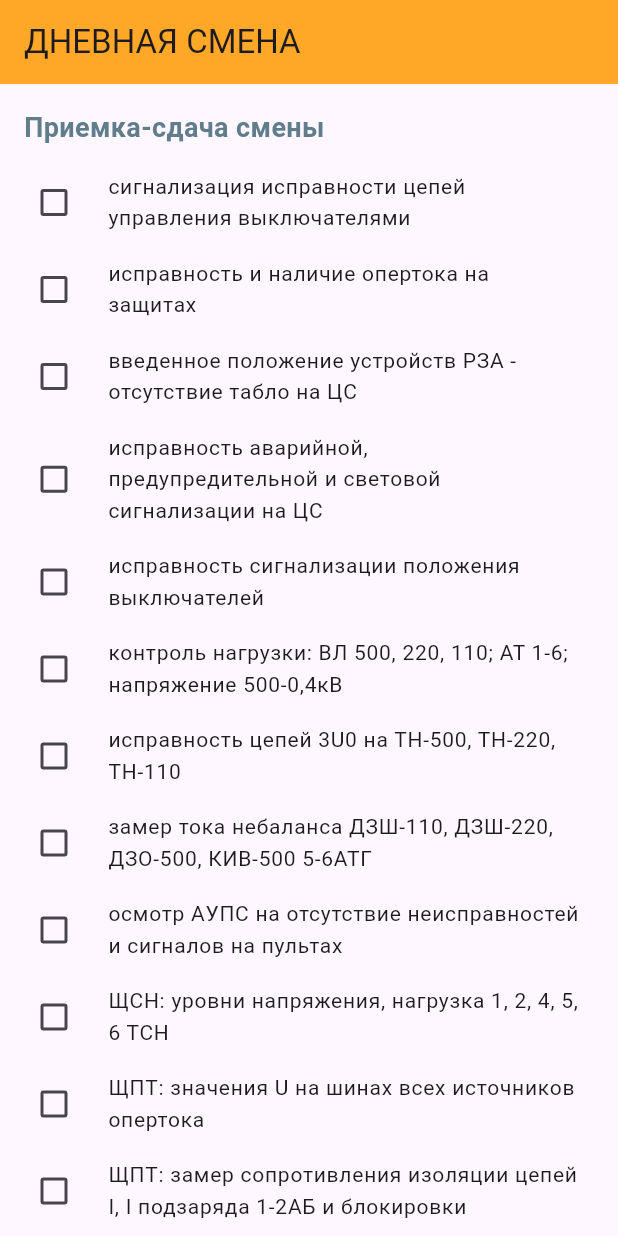
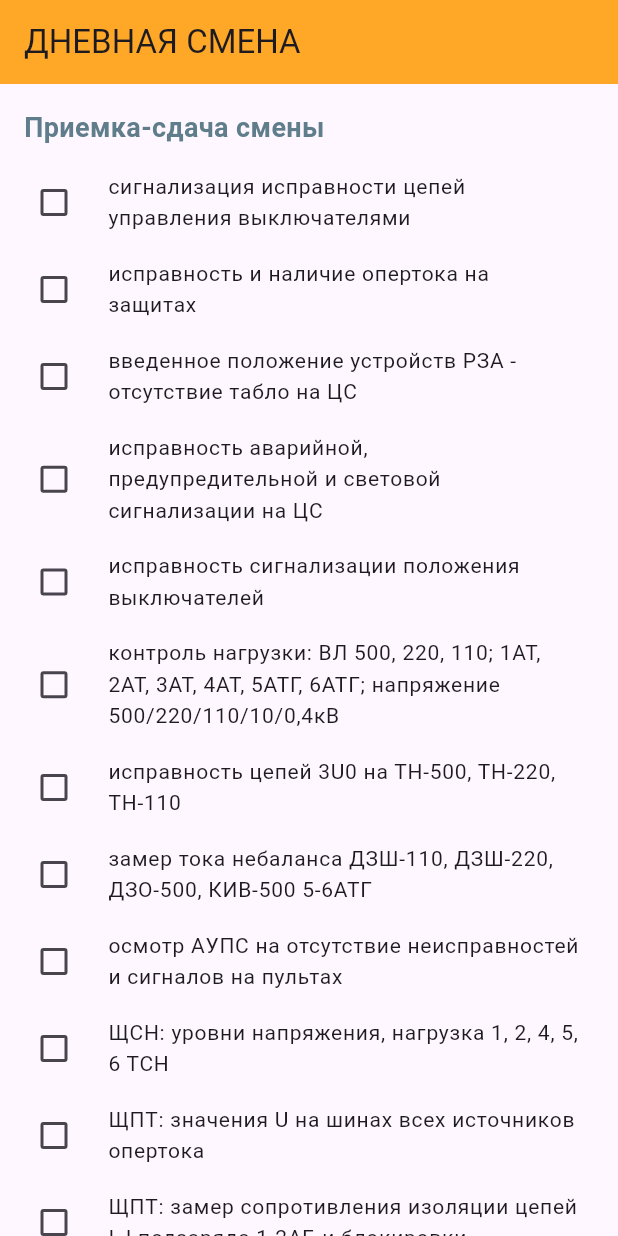
Before and after one commit to virza1998/timetable, a Flutter app: the screen it shows after launch, on a phone screen of 412 x 824 dp. Run offline on Flutter 3.47's test engine with Material 3 defaults, Android fonts, the phone set to English and light mode, and no system bars.

Commit message:
Update main.dart

```diff
--- a/lib/main.dart
+++ b/lib/main.dart
@@ -31,7 +31,7 @@ class _TodoAppState extends State<TodoApp> {
       "введенное положение устройств РЗА - отсутствие табло на ЦС",
       "исправность аварийной, предупредительной и световой сигнализации на ЦС",
       "исправность сигнализации положения выключателей",
-      "контроль нагрузки: ВЛ 500, 220, 110; АТ 1-6; напряжение 500-0,4кВ",
+      "контроль нагрузки: ВЛ 500, 220, 110; 1АТ, 2АТ, 3АТ, 4АТ, 5АТГ, 6АТГ; напряжение 500/220/110/10/0,4кВ",
       "исправность цепей 3U0 на ТН-500, ТН-220, ТН-110",
       "замер тока небаланса ДЗШ-110, ДЗШ-220, ДЗО-500, КИВ-500 5-6АТГ",
       "осмотр АУПС на отсутствие неисправностей и сигналов на пультах",
```
